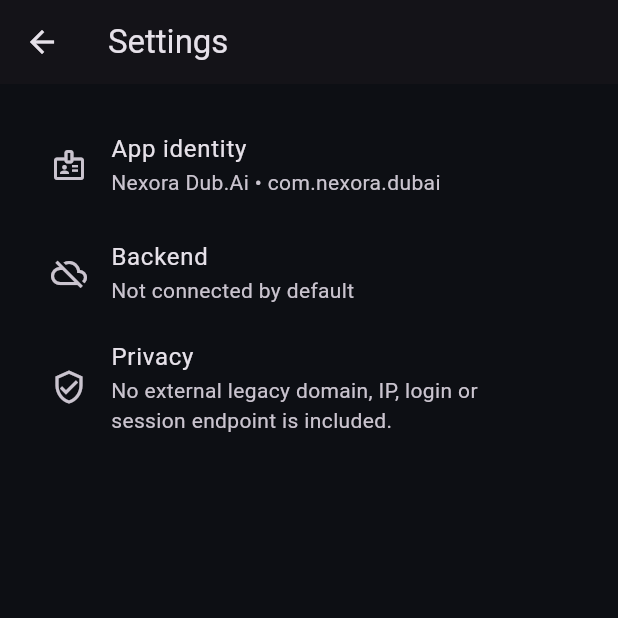
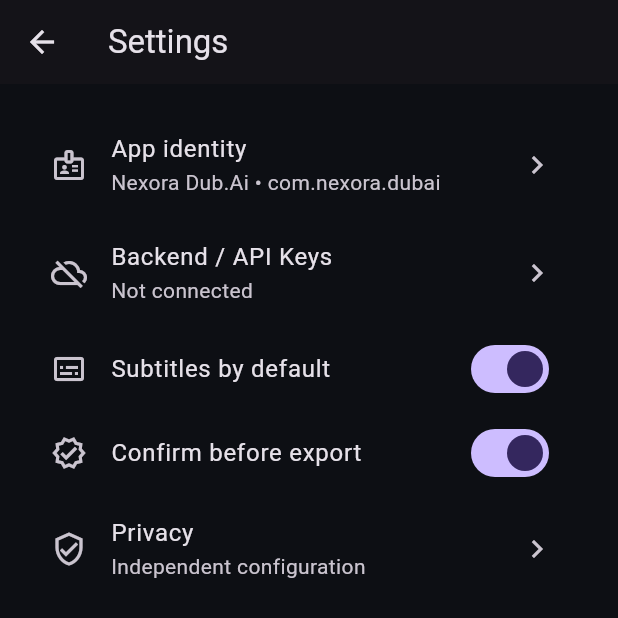
Before and after one commit to lensbykai-bit/Nexora-Ai, a Flutter app: the SettingsScreen screen opened directly, on a phone screen of 412 x 824 dp, the top half of it. Run offline on Flutter 3.47's test engine with Material 3 defaults, Android fonts, the light colour scheme and no system bars.

Commit message:
Make mobile settings controls interactive

```diff
--- a/lib/screens/settings_screen.dart
+++ b/lib/screens/settings_screen.dart
@@ -1,8 +1,27 @@
 import 'package:flutter/material.dart';
 import '../services/app_config.dart';
 
-class SettingsScreen extends StatelessWidget {
+class SettingsScreen extends StatefulWidget {
   const SettingsScreen({super.key});
+
+  @override
+  State<SettingsScreen> createState() => _SettingsScreenState();
+}
+
+class _SettingsScreenState extends State<SettingsScreen> {
+  bool confirmBeforeExport = true;
+  bool subtitlesByDefault = true;
+
+  void showInfo(String title, String message) {
+    showDialog<void>(
+      context: context,
+      builder: (_) => AlertDialog(
+        title: Text(title),
+        content: Text(message),
+        actions: [TextButton(onPressed: () => Navigator.pop(context), child: const Text('OK'))],
+      ),
+    );
+  }
 
   @override
   Widget build(BuildContext context) {
@@ -12,21 +31,37 @@
         padding: const EdgeInsets.all(18),
         children: [
           ListTile(
+            onTap: () => showInfo('App identity', '${AppConfig.appName}\n${AppConfig.packageName}\nVersion 1.1.0'),
             leading: const Icon(Icons.badge_outlined),
             title: const Text('App identity'),
             subtitle: Text('${AppConfig.appName} • ${AppConfig.packageName}'),
+            trailing: const Icon(Icons.chevron_right),
           ),
-          const ListTile(
-            leading: Icon(Icons.cloud_off_outlined),
-            title: Text('Backend'),
-            subtitle: Text('Not connected by default'),
+          ListTile(
+            onTap: () => showInfo('Backend', 'No speech, translation, TTS or render server is connected yet. Add only services you own or are authorized to use.'),
+            leading: const Icon(Icons.cloud_off_outlined),
+            title: const Text('Backend / API Keys'),
+            subtitle: const Text('Not connected'),
+            trailing: const Icon(Icons.chevron_right),
           ),
-          const ListTile(
-            leading: Icon(Icons.verified_user_outlined),
-            title: Text('Privacy'),
-            subtitle: Text(
-              'No external legacy domain, IP, login or session endpoint is included.',
-            ),
+          SwitchListTile(
+            value: subtitlesByDefault,
+            onChanged: (value) => setState(() => subtitlesByDefault = value),
+            secondary: const Icon(Icons.subtitles_outlined),
+            title: const Text('Subtitles by default'),
+          ),
+          SwitchListTile(
+            value: confirmBeforeExport,
+            onChanged: (value) => setState(() => confirmBeforeExport = value),
+            secondary: const Icon(Icons.verified_outlined),
+            title: const Text('Confirm before export'),
+          ),
+          ListTile(
+            onTap: () => showInfo('Privacy', 'This independent app has no legacy login/session server configured. External services remain disconnected until you add an authorized provider.'),
+            leading: const Icon(Icons.verified_user_outlined),
+            title: const Text('Privacy'),
+            subtitle: const Text('Independent configuration'),
+            trailing: const Icon(Icons.chevron_right),
           ),
         ],
       ),
```
